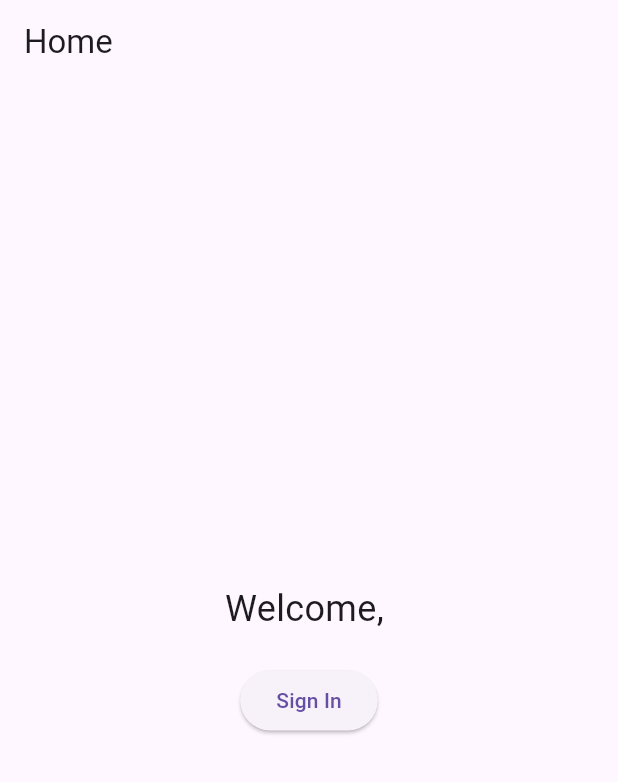
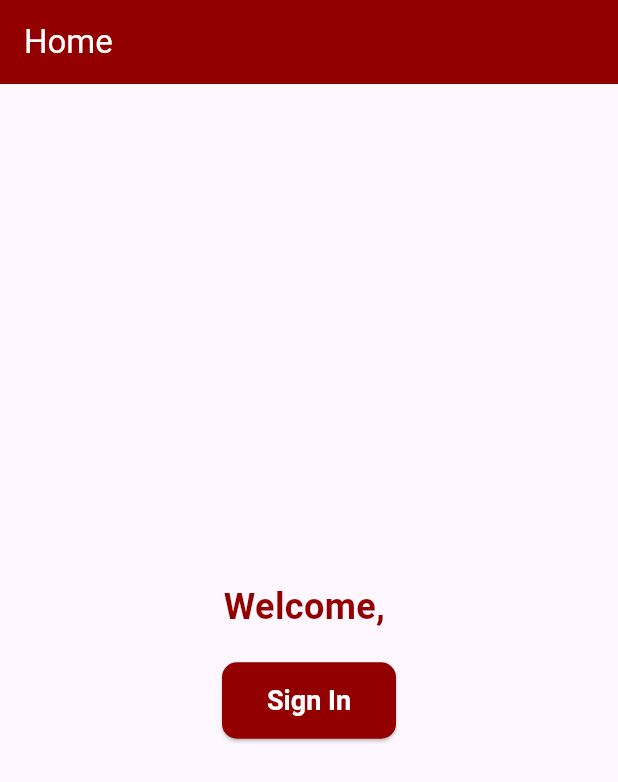
Before and after one commit to Minna-Abdelhady/Internship, a Flutter app: the HomeScreen screen opened directly with empty values, on a phone screen of 412 x 824 dp. Shown: the top 782 px of the screen. Run offline on Flutter 3.47's test engine with Material 3 defaults, Android fonts, the phone set to English and light mode, and no system bars; our stand-ins replace hive, hive_flutter; accounts and stored records are empty.

Commit message:
Home screen CSS

```diff
--- a/fingerprint_attendace/lib/screens/home_screen.dart
+++ b/fingerprint_attendace/lib/screens/home_screen.dart
@@ -22,17 +22,42 @@ class HomeScreen extends StatelessWidget {
   Widget build(BuildContext context) {
     return Scaffold(
       appBar: AppBar(
-        title: Text('Home'),
+        title: Text(
+          'Home',
+          style: TextStyle(color: Colors.white), // AppBar title color to white
+        ),
+        backgroundColor: Color(0xFF930000), // AppBar color to match company theme
+        iconTheme: IconThemeData(
+          color: Colors.white, // Back arrow color to white
+        ),
       ),
       body: Center(
         child: Column(
           mainAxisAlignment: MainAxisAlignment.center,
           children: [
-            Text('Welcome, $username', style: TextStyle(fontSize: 24)),
+            Text(
+              'Welcome, $username',
+              style: TextStyle(
+                fontSize: 24,
+                fontWeight: FontWeight.bold,
+                color: Color(0xFF930000), // Text color to match company theme
+              ),
+            ),
             SizedBox(height: 20),
             ElevatedButton(
               onPressed: _signIn,
-              child: Text('Sign In'),
+              style: ElevatedButton.styleFrom(
+                backgroundColor: Color(0xFF930000), // Button color to match company theme
+                padding: EdgeInsets.symmetric(vertical: 15, horizontal: 30),
+                shape: RoundedRectangleBorder(
+                  borderRadius: BorderRadius.circular(10),
+                ),
+                textStyle: TextStyle(fontSize: 18, fontWeight: FontWeight.bold),
+              ),
+              child: Text(
+                'Sign In',
+                style: TextStyle(color: Colors.white), // Button text color to white
+              ),
             ),
           ],
         ),
```
